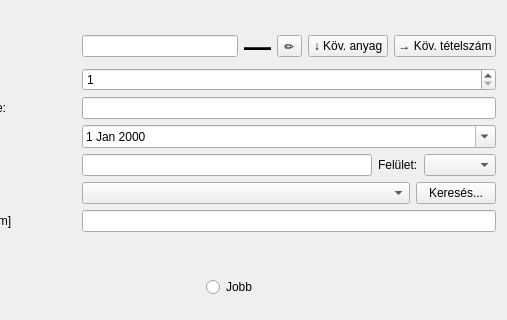
First picture: the form in view/dialog/input/addinputdialog.ui, repository horvathzoltan/cutplannerpro, before the edit; both pictures show x 101 to 608 and y 0 to 320 of the 608 by 499 pixel window.
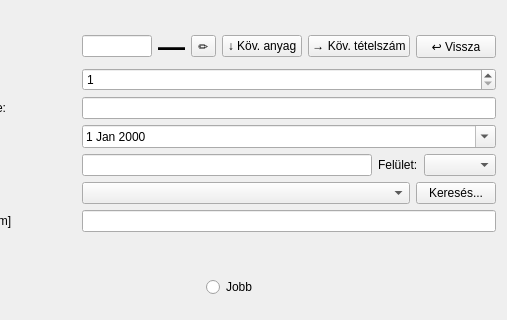
Second picture: the form after the edit.

Diff of the .ui file:
```diff
--- a/view/dialog/input/addinputdialog.ui
+++ b/view/dialog/input/addinputdialog.ui
@@ -67,6 +67,13 @@
        </property>
       </widget>
      </item>
+     <item>
+      <widget class="QPushButton" name="btnFirstRef">
+       <property name="text">
+        <string>↩ Vissza</string>
+       </property>
+      </widget>
+     </item>
     </layout>
    </item>
    <item row="5" column="0">
```
Left out of the diff: 3 changed lines with no effect on the pictures.
